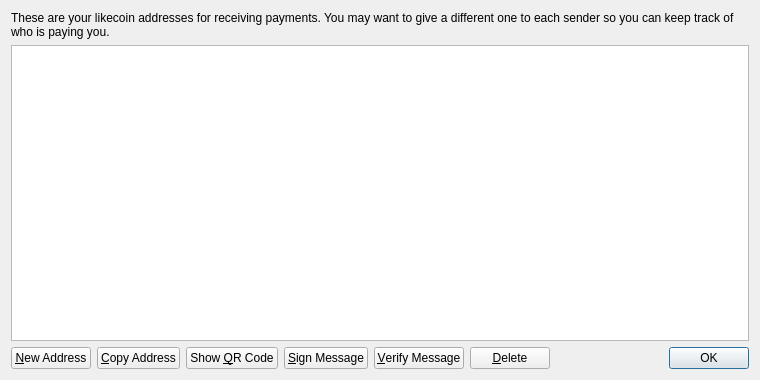
This is src/qt/forms/addressbookpage.ui in goo-technology/point as Qt 5 draws it before an edit. The edited form follows.
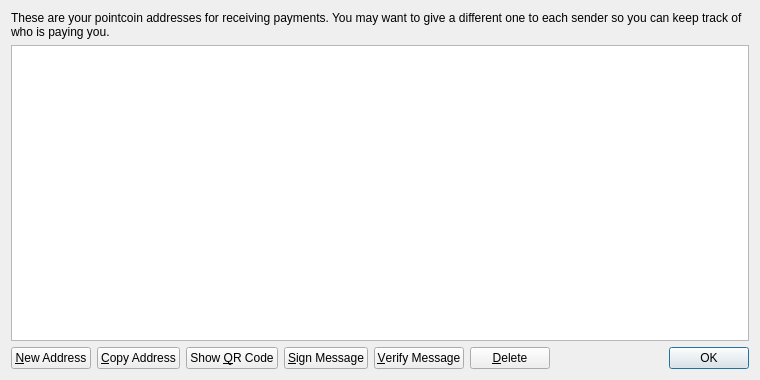
This is the edited form. Icons and pictures are not drawn.

What changed in the file:
```diff
--- a/src/qt/forms/addressbookpage.ui
+++ b/src/qt/forms/addressbookpage.ui
@@ -17,7 +17,7 @@
    <item>
     <widget class="QLabel" name="labelExplanation">
      <property name="text">
-      <string>These are your likecoin addresses for receiving payments. You may want to give a different one to each sender so you can keep track of who is paying you.</string>
+      <string>These are your pointcoin addresses for receiving payments. You may want to give a different one to each sender so you can keep track of who is paying you.</string>
      </property>
      <property name="textFormat">
       <enum>Qt::PlainText</enum>
```
